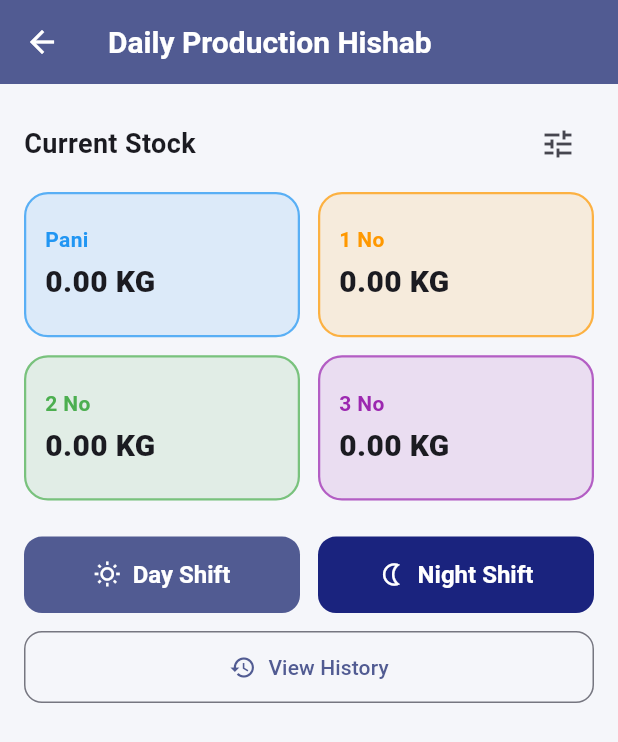
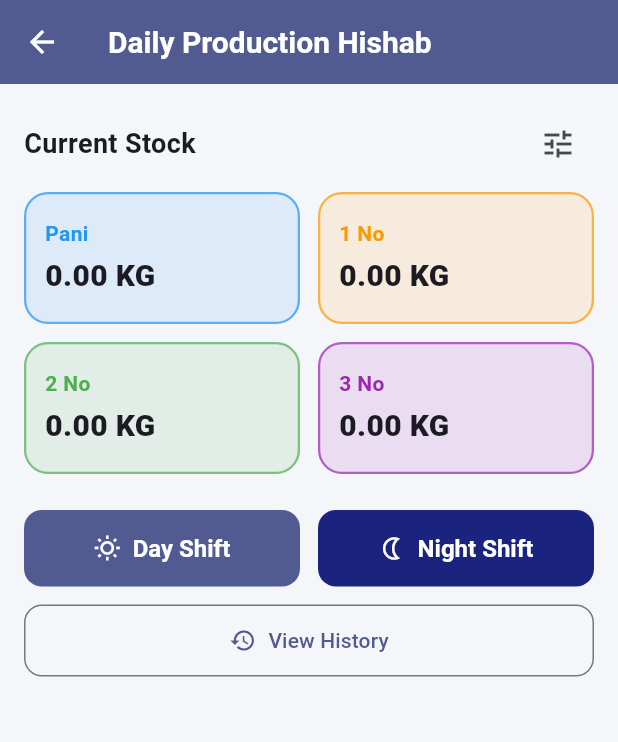
Before and after one commit to Rakibul-rahi/maa_printing, a Flutter app: the DailyProductionHishab screen opened directly, on a phone screen of 412 x 824 dp. Shown: the top 742 px of the screen. Run offline on Flutter 3.47's test engine with Material 3 defaults, Android fonts, the phone set to English and light mode, and no system bars; our stand-ins replace cloud_firestore, firebase_auth, firebase_core, flutter_riverpod, shared_preferences; accounts and stored records are empty; generated files the repository leaves out were written again.

Commit message:
Make layouts responsive: width cap, text scale clamp, adaptive grids; add per-product colors
Co-Authored-By: Claude Sonnet 5.5 <noreply@anthropic.com>

```diff
--- a/lib/daily_production_hishab.dart
+++ b/lib/daily_production_hishab.dart
@@ -319,13 +319,15 @@ class _ProductionOverviewState extends State<ProductionOverview> {
           ],
         ),
         const SizedBox(height: 8),
-        GridView.count(
-          crossAxisCount: 2,
+        GridView(
           shrinkWrap: true,
           physics: const NeverScrollableScrollPhysics(),
-          mainAxisSpacing: 12,
-          crossAxisSpacing: 12,
-          childAspectRatio: 1.9,
+          gridDelegate: const SliverGridDelegateWithMaxCrossAxisExtent(
+            maxCrossAxisExtent: 260,
+            mainAxisExtent: 88,
+            mainAxisSpacing: 12,
+            crossAxisSpacing: 12,
+          ),
           children: _stock.entries.map((e) {
             final c = productColor(e.key);
             return Card(
```
Also changed, not shown: lib/home.dart (+7 -5 lines), lib/main.dart (+16 -0 lines), 1 other file.
